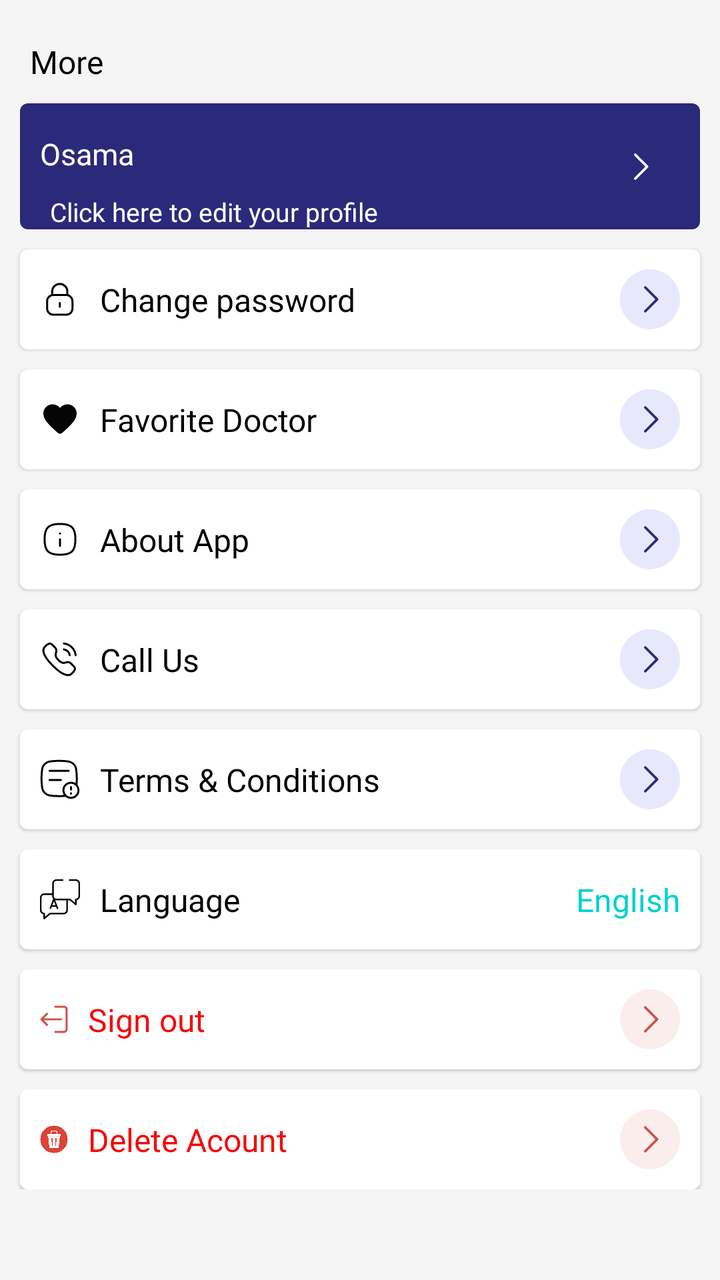
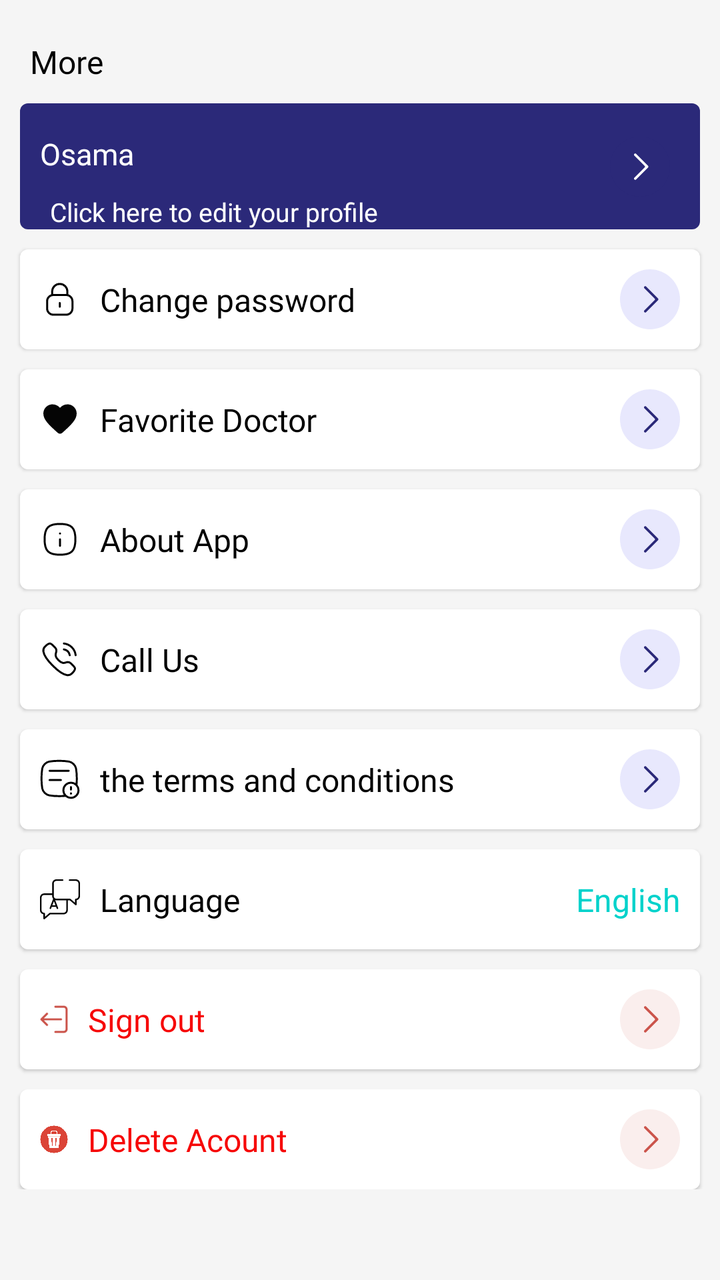

Two renders of the same Android screen: before a commit and after it. Below are the layout's source before the change and the commit's diff.
<!-- AndroidManifest.xml: application theme Theme.NewDesign -->
<!-- res/layout/morefragment.xml -->
<?xml version="1.0" encoding="utf-8"?>
<androidx.constraintlayout.widget.ConstraintLayout
    xmlns:android="http://schemas.android.com/apk/res/android"
    xmlns:tools="http://schemas.android.com/tools"
    android:layout_width="match_parent"
    android:layout_height="match_parent"
    android:background="@color/bg_color_gray"
    xmlns:app="http://schemas.android.com/apk/res-auto"
    tools:context=".fragment.navbottom.MoreFragment">


    <androidx.core.widget.NestedScrollView
            android:layout_width="match_parent"
            android:layout_height="wrap_content"
          app:layout_constraintTop_toTopOf="parent"
            app:layout_constraintStart_toStartOf="parent"
            app:layout_constraintEnd_toEndOf="parent"
    >

        <androidx.constraintlayout.widget.ConstraintLayout
                android:layout_width="match_parent"
                android:layout_height="match_parent">



        <androidx.appcompat.widget.AppCompatTextView
        android:id="@+id/tv_more"
        android:layout_width="wrap_content"
        android:layout_height="wrap_content"
        android:layout_marginStart="15dp"
        android:layout_marginTop="20dp"
        android:fontFamily="@font/avenirltstd_black"
        android:text="@string/more"
        android:textColor="@color/black"
        android:textSize="16sp"
        app:layout_constraintStart_toStartOf="parent"
        app:layout_constraintTop_toTopOf="parent" />

    <androidx.constraintlayout.widget.ConstraintLayout
        android:id="@+id/layout_NextAvailableBooking"
        android:layout_width="match_parent"
        android:layout_height="wrap_content"
        android:layout_margin="10dp"
        android:background="@drawable/bg_button_sellector"
        app:layout_constraintEnd_toEndOf="parent"
        app:layout_constraintStart_toStartOf="parent"
        app:layout_constraintTop_toBottomOf="@+id/tv_more">
























        <TextView
            android:id="@+id/tv_name"
            android:layout_width="wrap_content"
            android:layout_height="wrap_content"
            android:layout_marginStart="10dp"
            android:layout_marginEnd="15dp"
            android:layout_marginTop="15dp"
            android:fontFamily="@font/avenirltstd_black"
            android:gravity="start"
            android:text="Osama"
            android:textColor="@color/white"
            android:textSize="15sp"
            app:layout_constraintStart_toStartOf="parent"
            app:layout_constraintTop_toTopOf="parent" />
        <TextView
            android:id="@+id/tv_Edit"
            android:layout_width="wrap_content"
            android:layout_height="wrap_content"
            android:layout_marginStart="15dp"
            android:layout_marginEnd="10dp"
            android:layout_marginTop="10dp"
            android:layout_marginBottom="@dimen/_10sdp"
            android:fontFamily="@font/avenirltstd_roman"
            android:gravity="start"
            android:text="@string/click_here_to_edit_your_profile"
            android:textColor="@color/white"
            android:textSize="13sp"
            app:layout_constraintBottom_toBottomOf="parent"
            app:layout_constraintStart_toStartOf="parent"
            app:layout_constraintTop_toBottomOf="@+id/tv_name" />

        <com.google.android.material.imageview.ShapeableImageView
            android:id="@+id/iv_Arrow"
            android:layout_width="30dp"
            android:layout_height="30dp"
            android:layout_marginEnd="15dp"
            android:adjustViewBounds="true"
            android:src="@drawable/ic_arrow_right"
            app:layout_constraintEnd_toEndOf="parent"
            app:layout_constraintTop_toTopOf="parent"
            app:layout_constraintBottom_toBottomOf="parent"
             />




    </androidx.constraintlayout.widget.ConstraintLayout>
    <androidx.constraintlayout.widget.ConstraintLayout
        android:id="@+id/layout_changePassword"
        android:layout_width="match_parent"
        android:layout_height="50dp"
        android:layout_marginStart="10dp"
        android:layout_marginEnd="10dp"
        android:layout_marginTop="10dp"
        android:elevation="1dp"
        android:background="@drawable/more_background"
        app:layout_constraintEnd_toEndOf="parent"
        app:layout_constraintStart_toStartOf="parent"
        app:layout_constraintTop_toBottomOf="@+id/layout_NextAvailableBooking">

        <com.google.android.material.imageview.ShapeableImageView
            android:id="@+id/iv_changePassword"
            android:layout_width="20dp"
            android:layout_height="20dp"
            android:adjustViewBounds="true"
            android:layout_marginStart="10dp"
            android:src="@drawable/ic_passwordlock"
            app:layout_constraintTop_toTopOf="parent"
            app:layout_constraintStart_toStartOf="parent"
            app:layout_constraintBottom_toBottomOf="parent"/>

        <TextView
            android:id="@+id/tv_changePassword"
            android:layout_width="wrap_content"
            android:layout_height="wrap_content"
            android:layout_marginStart="10dp"
            android:layout_marginEnd="10dp"
            android:fontFamily="@font/avenirltstd_book"
            android:gravity="start"
            android:text="@string/change_password"
            android:textColor="@color/black"
            android:textSize="16sp"
            app:layout_constraintStart_toEndOf="@+id/iv_changePassword"
            app:layout_constraintTop_toTopOf="@+id/iv_changePassword"
            app:layout_constraintBottom_toBottomOf="@+id/iv_changePassword"
            />

        <com.google.android.material.imageview.ShapeableImageView
            android:id="@+id/iv_ArrowchangePassword"
            android:layout_width="30dp"
            android:layout_height="30dp"
            android:layout_marginEnd="10dp"
            android:adjustViewBounds="true"
            android:src="@drawable/ic_arrow_purple"
            app:layout_constraintEnd_toEndOf="parent"
            app:layout_constraintTop_toTopOf="parent"
            app:layout_constraintBottom_toBottomOf="parent"
            />




    </androidx.constraintlayout.widget.ConstraintLayout>
    <androidx.constraintlayout.widget.ConstraintLayout
            android:id="@+id/layout_favoriteDoctor"
            android:layout_width="match_parent"
            android:layout_height="50dp"
            android:layout_marginStart="10dp"
            android:layout_marginEnd="10dp"
            android:layout_marginTop="10dp"
            android:elevation="1dp"
            android:background="@drawable/more_background"
            app:layout_constraintEnd_toEndOf="parent"
            app:layout_constraintStart_toStartOf="parent"
            app:layout_constraintTop_toBottomOf="@+id/layout_changePassword">

        <com.google.android.material.imageview.ShapeableImageView
                android:id="@+id/iv_favoriteDoctor"
                android:layout_width="20dp"
                android:layout_height="20dp"
                android:adjustViewBounds="true"
                android:layout_marginStart="10dp"
                android:src="@drawable/ic_favorite"
                app:layout_constraintTop_toTopOf="parent"
                app:layout_constraintStart_toStartOf="parent"
                app:layout_constraintBottom_toBottomOf="parent"/>

        <TextView
                android:id="@+id/tv_favoriteDoctor"
                android:layout_width="wrap_content"
                android:layout_height="wrap_content"
                android:layout_marginStart="10dp"
                android:layout_marginEnd="10dp"
                android:fontFamily="@font/avenirltstd_book"
                android:gravity="start"
                android:text="@string/favorite_doctor"
                android:textColor="@color/black"
                android:textSize="16sp"
                app:layout_constraintStart_toEndOf="@+id/iv_favoriteDoctor"
                app:layout_constraintTop_toTopOf="@+id/iv_favoriteDoctor"
                app:layout_constraintBottom_toBottomOf="@+id/iv_favoriteDoctor"
        />

        <com.google.android.material.imageview.ShapeableImageView
                android:id="@+id/iv_favorite_Doctor"
                android:layout_width="30dp"
                android:layout_height="30dp"
                android:layout_marginEnd="10dp"
                android:adjustViewBounds="true"
                android:src="@drawable/ic_arrow_purple"
                app:layout_constraintEnd_toEndOf="parent"
                app:layout_constraintTop_toTopOf="parent"
                app:layout_constraintBottom_toBottomOf="parent"
        />




    </androidx.constraintlayout.widget.ConstraintLayout>
    <androidx.constraintlayout.widget.ConstraintLayout
        android:id="@+id/layout_AboutApp"
        android:layout_width="match_parent"
        android:layout_height="50dp"
        android:layout_marginStart="10dp"
        android:layout_marginEnd="10dp"
        android:layout_marginTop="10dp"
        android:elevation="1dp"
        android:background="@drawable/more_background"
        app:layout_constraintEnd_toEndOf="parent"
        app:layout_constraintStart_toStartOf="parent"
        app:layout_constraintTop_toBottomOf="@+id/layout_favoriteDoctor">

        <com.google.android.material.imageview.ShapeableImageView
            android:id="@+id/iv_AboutApp"
            android:layout_width="20dp"
            android:layout_height="20dp"
            android:adjustViewBounds="true"
            android:layout_marginStart="10dp"
            android:src="@drawable/ic_about_app"
            app:layout_constraintTop_toTopOf="parent"
            app:layout_constraintStart_toStartOf="parent"
            app:layout_constraintBottom_toBottomOf="parent"/>

        <TextView
            android:id="@+id/tv_AboutApp"
            android:layout_width="wrap_content"
            android:layout_height="wrap_content"
            android:layout_marginStart="10dp"
            android:layout_marginEnd="10dp"
            android:fontFamily="@font/avenirltstd_book"
            android:gravity="start"
            android:text="@string/about_app"
            android:textColor="@color/black"
            android:textSize="16sp"
            app:layout_constraintStart_toEndOf="@+id/iv_AboutApp"
            app:layout_constraintTop_toTopOf="@+id/iv_AboutApp"
            app:layout_constraintBottom_toBottomOf="@+id/iv_AboutApp"
            />

        <com.google.android.material.imageview.ShapeableImageView
            android:id="@+id/iv_ArrowAboutApp"
            android:layout_width="30dp"
            android:layout_height="30dp"
            android:layout_marginEnd="10dp"
            android:adjustViewBounds="true"
            android:src="@drawable/ic_arrow_purple"
            app:layout_constraintEnd_toEndOf="parent"
            app:layout_constraintTop_toTopOf="parent"
            app:layout_constraintBottom_toBottomOf="parent"
            />




    </androidx.constraintlayout.widget.ConstraintLayout>
    <androidx.constraintlayout.widget.ConstraintLayout
        android:id="@+id/layout_CallUs"
        android:layout_width="match_parent"
        android:layout_height="50dp"
        android:layout_marginStart="10dp"
        android:layout_marginEnd="10dp"
        android:layout_marginTop="10dp"
        android:elevation="1dp"
        android:background="@drawable/more_background"
        app:layout_constraintEnd_toEndOf="parent"
        app:layout_constraintStart_toStartOf="parent"
        app:layout_constraintTop_toBottomOf="@+id/layout_AboutApp">

        <com.google.android.material.imageview.ShapeableImageView
            android:id="@+id/iv_CallUs"
            android:layout_width="20dp"
            android:layout_height="20dp"
            android:adjustViewBounds="true"
            android:layout_marginStart="10dp"
            android:src="@drawable/ic_callus"
            app:layout_constraintTop_toTopOf="parent"
            app:layout_constraintStart_toStartOf="parent"
            app:layout_constraintBottom_toBottomOf="parent"/>

        <TextView
            android:id="@+id/tv_CallUs"
            android:layout_width="wrap_content"
            android:layout_height="wrap_content"
            android:layout_marginStart="10dp"
            android:layout_marginEnd="10dp"
            android:fontFamily="@font/avenirltstd_book"
            android:gravity="start"
            android:text="@string/call_us"
            android:textColor="@color/black"
            android:textSize="16sp"
            app:layout_constraintStart_toEndOf="@+id/iv_CallUs"
            app:layout_constraintTop_toTopOf="@+id/iv_CallUs"
            app:layout_constraintBottom_toBottomOf="@+id/iv_CallUs"
            />

        <com.google.android.material.imageview.ShapeableImageView
            android:id="@+id/iv_ArrowCallUs"
            android:layout_width="30dp"
            android:layout_height="30dp"
            android:layout_marginEnd="10dp"
            android:adjustViewBounds="true"
            android:src="@drawable/ic_arrow_purple"
            app:layout_constraintEnd_toEndOf="parent"
            app:layout_constraintTop_toTopOf="parent"
            app:layout_constraintBottom_toBottomOf="parent"
            />




    </androidx.constraintlayout.widget.ConstraintLayout>
    <androidx.constraintlayout.widget.ConstraintLayout
        android:id="@+id/layout_Terms_Conditions"
        android:layout_width="match_parent"
        android:layout_height="50dp"
        android:layout_marginStart="10dp"
        android:layout_marginEnd="10dp"
        android:layout_marginTop="10dp"
        android:elevation="1dp"
        android:background="@drawable/more_background"
        app:layout_constraintEnd_toEndOf="parent"
        app:layout_constraintStart_toStartOf="parent"
        app:layout_constraintTop_toBottomOf="@+id/layout_CallUs">

        <com.google.android.material.imageview.ShapeableImageView
            android:id="@+id/iv_Terms_Conditions"
            android:layout_width="20dp"
            android:layout_height="20dp"
            android:adjustViewBounds="true"
            android:layout_marginStart="10dp"
            android:src="@drawable/ic_terms_conditions"
            app:layout_constraintTop_toTopOf="parent"
            app:layout_constraintStart_toStartOf="parent"
            app:layout_constraintBottom_toBottomOf="parent"/>

        <TextView
            android:id="@+id/tv_Terms_Conditions"
            android:layout_width="wrap_content"
            android:layout_height="wrap_content"
            android:layout_marginStart="10dp"
            android:layout_marginEnd="10dp"
            android:fontFamily="@font/avenirltstd_book"
            android:gravity="start"
            android:text="@string/terms_conditions"
            android:textColor="@color/black"
            android:textSize="16sp"
            app:layout_constraintStart_toEndOf="@+id/iv_Terms_Conditions"
            app:layout_constraintTop_toTopOf="@+id/iv_Terms_Conditions"
            app:layout_constraintBottom_toBottomOf="@+id/iv_Terms_Conditions"
            />

        <com.google.android.material.imageview.ShapeableImageView
            android:id="@+id/iv_ArrowTerms_Conditions"
            android:layout_width="30dp"
            android:layout_height="30dp"
            android:layout_marginEnd="10dp"
            android:adjustViewBounds="true"
            android:src="@drawable/ic_arrow_purple"
            app:layout_constraintEnd_toEndOf="parent"
            app:layout_constraintTop_toTopOf="parent"
            app:layout_constraintBottom_toBottomOf="parent"
            />


    </androidx.constraintlayout.widget.ConstraintLayout>




    <androidx.constraintlayout.widget.ConstraintLayout
        android:id="@+id/layout_Language"
        android:layout_width="match_parent"
        android:layout_height="50dp"
        android:layout_marginStart="10dp"
        android:layout_marginEnd="10dp"
        android:layout_marginTop="10dp"
        android:elevation="1dp"
        android:background="@drawable/more_background"
        app:layout_constraintEnd_toEndOf="parent"
        app:layout_constraintStart_toStartOf="parent"
        app:layout_constraintTop_toBottomOf="@+id/layout_Terms_Conditions">

        <com.google.android.material.imageview.ShapeableImageView
            android:id="@+id/iv_Language"
            android:layout_width="20dp"
            android:layout_height="20dp"
            android:adjustViewBounds="true"
            android:layout_marginStart="10dp"
            android:src="@drawable/ic_lang"
            app:layout_constraintTop_toTopOf="parent"
            app:layout_constraintStart_toStartOf="parent"
            app:layout_constraintBottom_toBottomOf="parent"/>

        <TextView
            android:id="@+id/tv_Language"
            android:layout_width="wrap_content"
            android:layout_height="wrap_content"
            android:layout_marginStart="10dp"
            android:layout_marginEnd="10dp"
            android:fontFamily="@font/avenirltstd_book"
            android:gravity="start"
            android:text="@string/language"
            android:textColor="@color/black"
            android:textSize="16sp"
            app:layout_constraintStart_toEndOf="@+id/iv_Language"
            app:layout_constraintTop_toTopOf="@+id/iv_Language"
            app:layout_constraintBottom_toBottomOf="@+id/iv_Language"
            />

        <TextView
            android:id="@+id/tv_lang"
            android:layout_width="wrap_content"
            android:layout_height="wrap_content"
            android:layout_marginEnd="10dp"
            android:text="@string/lang"
            android:textColor="@color/green"
            android:textSize="16sp"
            app:layout_constraintEnd_toEndOf="parent"
            app:layout_constraintTop_toTopOf="parent"
            app:layout_constraintBottom_toBottomOf="parent"
            />

    </androidx.constraintlayout.widget.ConstraintLayout>
    <androidx.constraintlayout.widget.ConstraintLayout
        android:id="@+id/layout_SignOut"
        android:layout_width="match_parent"
        android:layout_height="50dp"
        android:layout_marginStart="10dp"
        android:layout_marginEnd="10dp"
        android:layout_marginTop="10dp"
        android:layout_marginBottom="@dimen/_5sdp"
        android:elevation="1dp"
        android:background="@drawable/more_background"
        app:layout_constraintEnd_toEndOf="parent"
        app:layout_constraintStart_toStartOf="parent"
        app:layout_constraintTop_toBottomOf="@+id/layout_Language">

        <com.google.android.material.imageview.ShapeableImageView
            android:id="@+id/iv_SignOut"
            android:layout_width="14dp"
            android:layout_height="14dp"
            android:adjustViewBounds="true"
            android:layout_marginStart="10dp"
            android:src="@drawable/ic_signout"
            app:layout_constraintTop_toTopOf="parent"
            app:layout_constraintStart_toStartOf="parent"
            app:layout_constraintBottom_toBottomOf="parent"/>

        <TextView
            android:id="@+id/tv_SignOut"
            android:layout_width="wrap_content"
            android:layout_height="wrap_content"
            android:layout_marginStart="10dp"
            android:layout_marginEnd="10dp"
            android:fontFamily="@font/avenirltstd_book"
            android:gravity="start"
            android:text="@string/sign_out"
            android:textColor="@color/red"
            android:textSize="16sp"
            app:layout_constraintStart_toEndOf="@+id/iv_SignOut"
            app:layout_constraintTop_toTopOf="@+id/iv_SignOut"
            app:layout_constraintBottom_toBottomOf="@+id/iv_SignOut"
            />

        <com.google.android.material.imageview.ShapeableImageView
            android:id="@+id/iv_ArrowSignOut"
            android:layout_width="30dp"
            android:layout_height="30dp"
            android:layout_marginEnd="10dp"
            android:adjustViewBounds="true"
            android:src="@drawable/ic_arrowred"
            app:layout_constraintEnd_toEndOf="parent"
            app:layout_constraintTop_toTopOf="parent"
            app:layout_constraintBottom_toBottomOf="parent"
            />




    </androidx.constraintlayout.widget.ConstraintLayout>

            <androidx.constraintlayout.widget.ConstraintLayout
                    android:id="@+id/layout_Delete"
                    android:layout_width="match_parent"
                    android:layout_height="50dp"
                    android:layout_marginStart="10dp"
                    android:layout_marginEnd="10dp"
                    android:layout_marginTop="10dp"
                    android:layout_marginBottom="@dimen/_5sdp"
                    android:elevation="1dp"
                    android:background="@drawable/more_background"
                    app:layout_constraintEnd_toEndOf="parent"
                    app:layout_constraintStart_toStartOf="parent"
                    app:layout_constraintBottom_toBottomOf="parent"
                    app:layout_constraintTop_toBottomOf="@+id/layout_SignOut">

                <com.google.android.material.imageview.ShapeableImageView
                        android:id="@+id/iv_Delete"
                        android:layout_width="14dp"
                        android:layout_height="14dp"
                        android:adjustViewBounds="true"
                        android:layout_marginStart="10dp"
                        android:src="@drawable/ic_trash"
                        app:layout_constraintTop_toTopOf="parent"
                        app:layout_constraintStart_toStartOf="parent"
                        app:layout_constraintBottom_toBottomOf="parent"/>

                <TextView
                        android:id="@+id/tv_Delete"
                        android:layout_width="wrap_content"
                        android:layout_height="wrap_content"
                        android:layout_marginStart="10dp"
                        android:layout_marginEnd="10dp"
                        android:fontFamily="@font/avenirltstd_book"
                        android:gravity="start"
                        android:text="@string/deleteacount"
                        android:textColor="@color/red"
                        android:textSize="16sp"
                        app:layout_constraintStart_toEndOf="@+id/iv_Delete"
                        app:layout_constraintTop_toTopOf="@+id/iv_Delete"
                        app:layout_constraintBottom_toBottomOf="@+id/iv_Delete"
                />

                <com.google.android.material.imageview.ShapeableImageView
                        android:id="@+id/iv_ArrowDelete"
                        android:layout_width="30dp"
                        android:layout_height="30dp"
                        android:layout_marginEnd="10dp"
                        android:adjustViewBounds="true"
                        android:src="@drawable/ic_arrowred"
                        app:layout_constraintEnd_toEndOf="parent"
                        app:layout_constraintTop_toTopOf="parent"
                        app:layout_constraintBottom_toBottomOf="parent"
                />




            </androidx.constraintlayout.widget.ConstraintLayout>





        </androidx.constraintlayout.widget.ConstraintLayout>

    </androidx.core.widget.NestedScrollView>


</androidx.constraintlayout.widget.ConstraintLayout>
<!-- resources referenced by this layout -->
<resources>
  <color name="bg_color_gray">#F5F5F5</color>
  <color name="black">#FF000000</color>
  <color name="green">#00D2CB</color>
  <color name="red">#F60707</color>
  <color name="white">#FFFFFFFF</color>
  <!-- drawable bg_button_sellector (drawable) -->
  <?xml version="1.0" encoding="utf-8"?>
  <shape xmlns:android="http://schemas.android.com/apk/res/android"
      android:shape="rectangle"
      >
      <corners android:radius="4dp"/>
      <solid android:color="@color/blue"/>
  </shape>
  <!-- drawable ic_arrowred (drawable) -->
  <vector android:autoMirrored="true" android:height="25dp"
      android:viewportHeight="25" android:viewportWidth="25"
      android:width="25dp" xmlns:android="http://schemas.android.com/apk/res/android">
      <path android:fillColor="#FAEEED" android:pathData="M12.5,12.5m-12.5,0a12.5,12.5 0,1 1,25 0a12.5,12.5 0,1 1,-25 0"/>
      <path android:fillColor="#CB544B" android:pathData="M10.155,17.844C9.967,17.655 9.95,17.359 10.104,17.151L10.155,17.091L14.722,12.5L10.155,7.909C9.967,7.72 9.95,7.424 10.104,7.216L10.155,7.156C10.343,6.967 10.637,6.95 10.844,7.104L10.904,7.156L15.845,12.124C16.033,12.313 16.05,12.608 15.896,12.817L15.845,12.876L10.904,17.844C10.697,18.052 10.362,18.052 10.155,17.844Z"/>
  </vector>
  <!-- drawable ic_favorite (drawable) -->
  <vector android:autoMirrored="true" android:height="24dp"
      android:tint="#050505" android:viewportHeight="24"
      android:viewportWidth="24" android:width="24dp" xmlns:android="http://schemas.android.com/apk/res/android">
      <path android:fillColor="@android:color/white" android:pathData="M13.35,20.13c-0.76,0.69 -1.93,0.69 -2.69,-0.01l-0.11,-0.1C5.3,15.27 1.87,12.16 2,8.28c0.06,-1.7 0.93,-3.33 2.34,-4.29 2.64,-1.8 5.9,-0.96 7.66,1.1 1.76,-2.06 5.02,-2.91 7.66,-1.1 1.41,0.96 2.28,2.59 2.34,4.29 0.14,3.88 -3.3,6.99 -8.55,11.76l-0.1,0.09z"/>
  </vector>
  <!-- drawable more_background (drawable) -->
  <?xml version="1.0" encoding="utf-8"?>
  <shape xmlns:android="http://schemas.android.com/apk/res/android"
      android:shape="rectangle"
      >
      <corners android:radius="4dp"/>
      <solid android:color="@color/white"/>
  
  </shape>
  <string name="about_app">About App</string>
  <string name="call_us">Call Us</string>
  <string name="change_password">Change password</string>
  <string name="click_here_to_edit_your_profile">Click here to edit your profile</string>
  <string name="deleteacount">Delete Acount</string>
  <string name="favorite_doctor">Favorite Doctor</string>
  <string name="lang">English</string>
  <string name="language">Language</string>
  <string name="more">More</string>
  <string name="sign_out">Sign out</string>
  <string name="terms_conditions"> Terms &amp; Conditions</string>
  <style name="Theme.NewDesign" parent="Theme.MaterialComponents.Light.NoActionBar">
          
          <item name="colorPrimary">@color/purple_500</item>
          <item name="colorPrimaryVariant">@color/purple_700</item>
          <item name="colorOnPrimary">@color/white</item>
          
          <item name="colorSecondary">#0639BA</item>
          <item name="colorSecondaryVariant">@color/teal_700</item>
          <item name="colorOnSecondary">@color/black</item>
          
          <item name="android:statusBarColor">?attr/colorPrimaryVariant</item>
          
      </style>
  <color name="blue">#2B2979</color>
  <color name="purple_500">#AEB3BE</color>
  <color name="purple_700">#FF3700B3</color>
  <color name="teal_700">#FF018786</color>
  <!-- unchanged entries left out for length: 9 -->
</resources>

<!-- the commit's change to res/layout/morefragment.xml (unified diff, before → after) -->
@@ -372,7 +372,7 @@
             android:layout_marginEnd="10dp"
             android:fontFamily="@font/avenirltstd_book"
             android:gravity="start"
-            android:text="@string/terms_conditions"
+            android:text="@string/the_terms_and_conditions"
             android:textColor="@color/black"
             android:textSize="16sp"
             app:layout_constraintStart_toEndOf="@+id/iv_Terms_Conditions"
<!-- resource entries referenced after the edit -->
@@ -45,7 +45,7 @@
   <string name="language">Language</string>
   <string name="more">More</string>
   <string name="sign_out">Sign out</string>
-  <string name="terms_conditions"> Terms &amp; Conditions</string>
+  <string name="the_terms_and_conditions">the terms and conditions</string>
   <style name="Theme.NewDesign" parent="Theme.MaterialComponents.Light.NoActionBar">
           
           <item name="colorPrimary">@color/purple_500</item>
